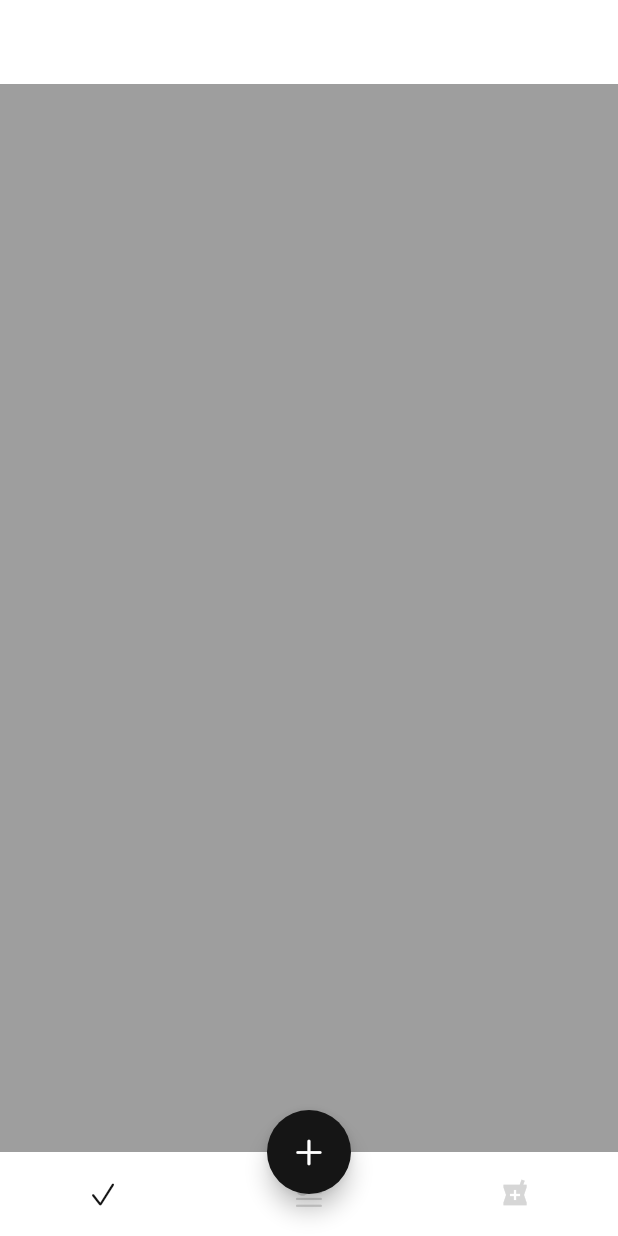
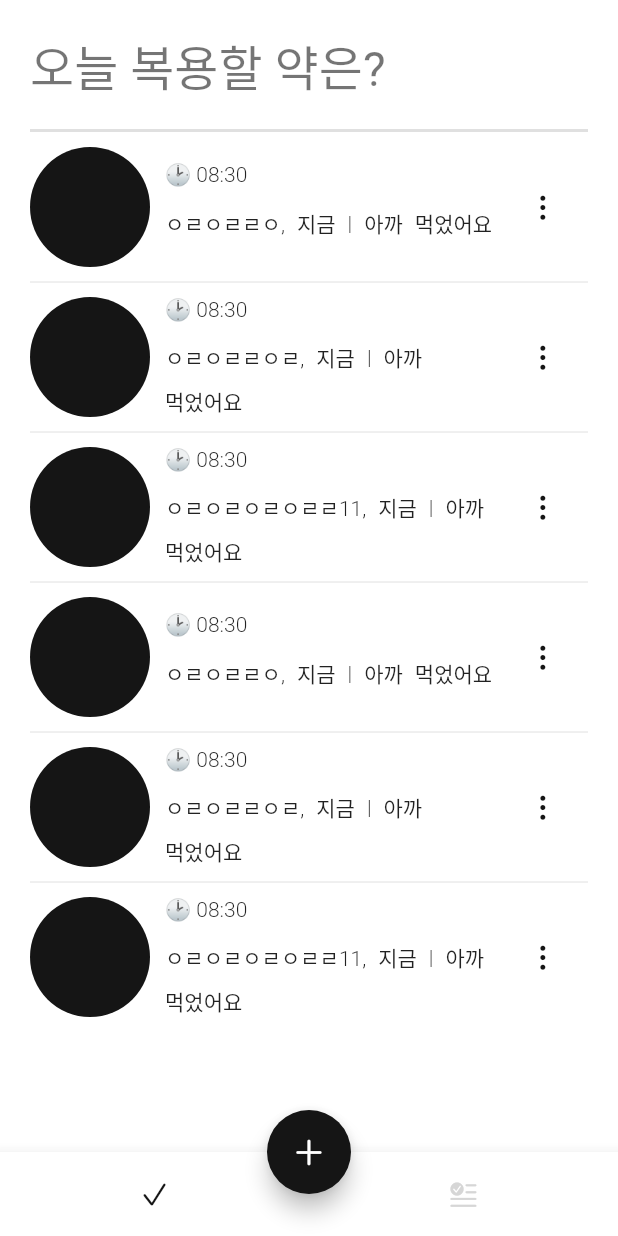
Before and after one commit to woojoung1217/PillMate_by_Flutter, a Flutter app: the screen it shows after launch, on a phone screen of 412 x 824 dp. Run offline on Flutter 3.47's test engine with Material 2 defaults, Android fonts, the phone set to English and light mode, and no system bars; our stand-ins replace flutter_local_notifications, flutter_native_timezone, hive, hive_flutter, image_picker, permission_handler and 1 more; accounts and stored records are empty; Roboto replaces fonts that are missing (GmarketSansTTF).

Commit message:
today_page add

```diff
--- a/lib/main.dart
+++ b/lib/main.dart
@@ -1,11 +1,14 @@
 import 'package:dory/components/dory_themes.dart';
 import 'package:dory/pages/home_page.dart';
 import 'package:dory/repositories/dory_hive.dart';
+import 'package:dory/repositories/medicine_repositories.dart';
 import 'package:dory/services/dory_notification_serivce.dart';
 import 'package:flutter/material.dart';
 
 final notification = DoryNotificationService();
 final hive = DoryHive();
+final medicineRepository = MedicineRepository();
+
 void main() async {
   WidgetsFlutterBinding.ensureInitialized();
 
--- a/lib/models/medicine.dart
+++ b/lib/models/medicine.dart
@@ -20,5 +20,10 @@ class Medicine {
   final String? imagePath;
 
   @HiveField(3)
-  final Set<String> alarms;
+  final List<String> alarms;
+
+  @override
+  String toString() {
+    return '{id:$id,name : $name, imagePath:$imagePath, alarms :$alarms}';
+  }
 }
--- a/lib/pages/add_medicine/add_alarm_page.dart
+++ b/lib/pages/add_medicine/add_alarm_page.dart
@@ -53,7 +53,7 @@ class AddAlarmPage extends StatelessWidget {
             bool result = false;
             for (var alarm in service.alarms) {
               result = await notification.addNotifcication(
-                medicineId: 0,
+                medicineId: medicineRepository.newId,
                 alarmTimeStr: alarm,
                 // medicineId: null,
                 title: '$alarm 약 먹을 시간이에요',
@@ -62,7 +62,7 @@ class AddAlarmPage extends StatelessWidget {
             }
 
             if (!result) {
-              showPermissonDenide(context, permission: "알람");
+              return showPermissonDenide(context, permission: "알람");
             }
             String? imageFilePath;
             // save Images(by local directory)
@@ -72,11 +72,13 @@ class AddAlarmPage extends StatelessWidget {
 
             // 3
             final medicine = Medicine(
-              id: 0,
+              id: medicineRepository.newId,
               name: medicineName,
               imagePath: imageFilePath,
-              alarms: service.alarms,
+              alarms: service.alarms.toList(),
             );
+            medicineRepository.addMedicine(medicine);
+            Navigator.popUntil(context, (route) => route.isFirst);
           },
           text: '완료'),
     );
--- a/lib/pages/home_page.dart
+++ b/lib/pages/home_page.dart
@@ -1,4 +1,5 @@
 import 'package:dory/components/dory_colors.dart';
+import 'package:dory/components/dory_constants.dart';
 import 'add_medicine/add_medicine_page.dart';
 import 'package:dory/pages/add_medicine/add_medicine_page.dart';
 import 'package:dory/pages/history/history.dart';
@@ -17,7 +18,7 @@ class HomePage extends StatefulWidget {
 class _HomePageState extends State<HomePage> {
   int _currentIndex = 0;
   final _pages = [
-    const TodayPage(),
+    TodayPage(),
     const HistoryPage(),
     // 약국창 추가
     // const PharmacyPage(),
@@ -26,29 +27,24 @@ class _HomePageState extends State<HomePage> {
 
   @override
   Widget build(BuildContext context) {
-    return Container(
-      color: Colors.white,
-      child: SafeArea(
-        top: false,
-        child: Scaffold(
-          appBar: AppBar(),
-          body: _pages[_currentIndex],
+    return Scaffold(
+      body: Padding(
+        padding: pagePadding,
+        child: SafeArea(child: _pages[_currentIndex]),
+      ),
       floatingActionButton: FloatingActionButton(
         onPressed: _onAddMedicine,
         child: const Icon(CupertinoIcons.add),
       ),
-          floatingActionButtonLocation:
-              FloatingActionButtonLocation.centerDocked,
+      floatingActionButtonLocation: FloatingActionButtonLocation.centerDocked,
       // 플로팅 버튼 위치
       bottomNavigationBar: _buildBottomAppBar(),
-        ),
-      ),
     );
   }
 
   BottomAppBar _buildBottomAppBar() {
     return BottomAppBar(
-        elevation: 0,
+        // elevation: 0,
         child: Container(
       color: Colors.white,
       height: kBottomNavigationBarHeight,
@@ -73,15 +69,15 @@ class _HomePageState extends State<HomePage> {
                   : Colors.grey[350],
             ),
           ),
-              CupertinoButton(
-                onPressed: () => _onCurrentPage(2),
-                child: Icon(
-                  Icons.local_pharmacy,
-                  color: _currentIndex == 2
-                      ? DoryColors.primaryColor
-                      : Colors.grey[350],
-                ),
-              ),
+          // CupertinoButton(
+          //   onPressed: () => _onCurrentPage(2),
+          //   child: Icon(
+          //     Icons.local_pharmacy,
+          //     color: _currentIndex == 2
+          //         ? DoryColors.primaryColor
+          //         : Colors.grey[350],
+          //   ),
+          // ),
         ],
       ),
     ));
--- a/lib/pages/today/today_page.dart
+++ b/lib/pages/today/today_page.dart
@@ -1,12 +1,140 @@
+import 'package:dory/components/dory_constants.dart';
+import 'package:flutter/cupertino.dart';
 import 'package:flutter/material.dart';
 
 class TodayPage extends StatelessWidget {
-  const TodayPage({Key? key}) : super(key: key);
+  TodayPage({Key? key}) : super(key: key);
+
+  final lsit1 = [
+    'ㅇㄹㅇㄹㄹㅇ',
+    'ㅇㄹㅇㄹㄹㅇㄹ',
+    'ㅇㄹㅇㄹㅇㄹㅇㄹㄹ11',
+    'ㅇㄹㅇㄹㄹㅇ',
+    'ㅇㄹㅇㄹㄹㅇㄹ',
+    'ㅇㄹㅇㄹㅇㄹㅇㄹㄹ11'
+  ];
 
   @override
   Widget build(BuildContext context) {
-    return Container(
-      color: Colors.grey,
+    return Column(
+      crossAxisAlignment: CrossAxisAlignment.start,
+      children: [
+        Text(
+          '오늘 복용할 약은?',
+          style: Theme.of(context).textTheme.headline4,
+        ),
+        const SizedBox(
+          height: regularSpace,
+        ),
+        const Divider(height: 1, thickness: 2.0),
+        Expanded(
+          child: ListView.separated(
+            padding: const EdgeInsets.symmetric(vertical: smallSpage),
+            itemCount: lsit1.length,
+            itemBuilder: (context, index) {
+              return MedicineListTile(
+                name: lsit1[index],
+              );
+            },
+            separatorBuilder: (context, index) {
+              return const Divider(
+                height: regularSpace,
+              );
+            },
+          ),
+        ),
+      ],
     );
   }
 }
+
+class MedicineListTile extends StatelessWidget {
+  const MedicineListTile({
+    Key? key,
+    required this.name,
+  }) : super(key: key);
+
+  final String name;
+
+  @override
+  Widget build(BuildContext context) {
+    final textStyle = Theme.of(context).textTheme.bodyText2;
+    return Container(
+      // color: Colors.yellow,
+      child: Row(
+        children: [
+          CupertinoButton(
+            padding: EdgeInsets.zero,
+            onPressed: () {},
+            child: const CircleAvatar(
+              radius: 40,
+            ),
+          ),
+          const SizedBox(width: smallSpage),
+          Expanded(
+            child: Column(
+              crossAxisAlignment: CrossAxisAlignment.start,
+              children: [
+                Text('🕑 08:30', style: textStyle),
+                SizedBox(
+                  height: 6,
+                ),
+                Wrap(
+                  crossAxisAlignment: WrapCrossAlignment.center,
+                  children: [
+                    Text(
+                      '$name,',
+                      style: textStyle,
+                    ),
+                    TileActionButton(
+                      onTap: () {},
+                      title: '지금',
+                    ),
+                    Text('|', style: textStyle),
+                    TileActionButton(
+                      onTap: () {},
+                      title: '아까',
+                    ),
+                    Text('먹었어요', style: textStyle),
+                  ],
+                ),
+              ],
+            ),
+          ),
+          CupertinoButton(
+            onPressed: () {},
+            child: const Icon(CupertinoIcons.ellipsis_vertical),
+          ),
+        ],
+      ),
+    );
+  }
+}
+
+class TileActionButton extends StatelessWidget {
+  const TileActionButton({
+    Key? key,
+    required this.onTap,
+    required this.title,
+  }) : super(key: key);
+  final VoidCallback onTap;
+  final String title;
+
+  @override
+  Widget build(BuildContext context) {
+    final buttonTextStyle = Theme.of(context)
+        .textTheme
+        .bodyText2
+        ?.copyWith(fontWeight: FontWeight.w500);
+    return GestureDetector(
+      onTap: onTap,
+      child: Padding(
+        padding: const EdgeInsets.all(8.0),
+        child: Text(
+          title,
+          style: buttonTextStyle,
+        ),
+      ),
+    );
+  }
+}
```
Also changed, not shown: lib/models/medicine.g.dart. Lines whose indentation alone changed are shown as unchanged.
